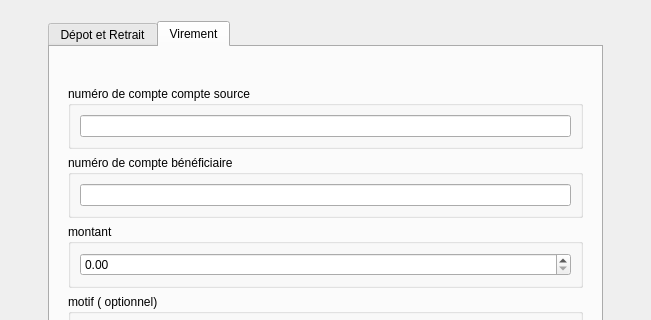
Above: fenmain.ui from will180901/my_bank before the change; both pictures show x 316 to 967 and y 147 to 467 of the 1144 by 688 pixel window. Below: the same form after it.
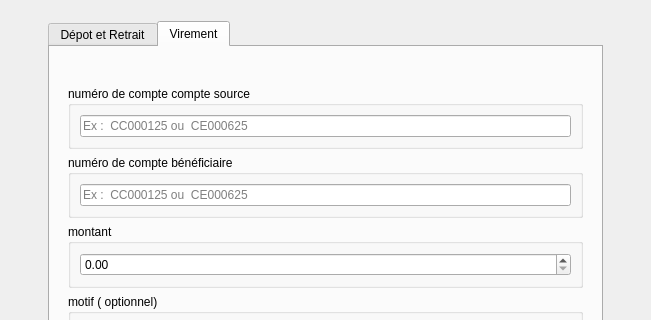
That is the form after the change. The open tabs and pages were chosen to show the change. Icons and pictures are not drawn.

```diff
--- a/fenmain.ui
+++ b/fenmain.ui
@@ -2173,7 +2173,11 @@
                           </property>
                           <layout class="QVBoxLayout" name="verticalLayout_33">
                            <item>
-                            <widget class="QLineEdit" name="sai_numero_compte_source_onglet_virement"/>
+                            <widget class="QLineEdit" name="sai_numero_compte_source_onglet_virement">
+                             <property name="placeholderText">
+                              <string>Ex :  CC000125 ou  CE000625</string>
+                             </property>
+                            </widget>
                            </item>
                           </layout>
                          </widget>
@@ -2185,7 +2189,11 @@
                           </property>
                           <layout class="QVBoxLayout" name="verticalLayout_36">
                            <item>
-                            <widget class="QLineEdit" name="sai_numero_compte_beneficiaire_onglet_virement"/>
+                            <widget class="QLineEdit" name="sai_numero_compte_beneficiaire_onglet_virement">
+                             <property name="placeholderText">
+                              <string>Ex :  CC000125 ou  CE000625</string>
+                             </property>
+                            </widget>
                            </item>
                           </layout>
                          </widget>
```
Left out of the diff: 8 changed lines with no effect on the pictures.
